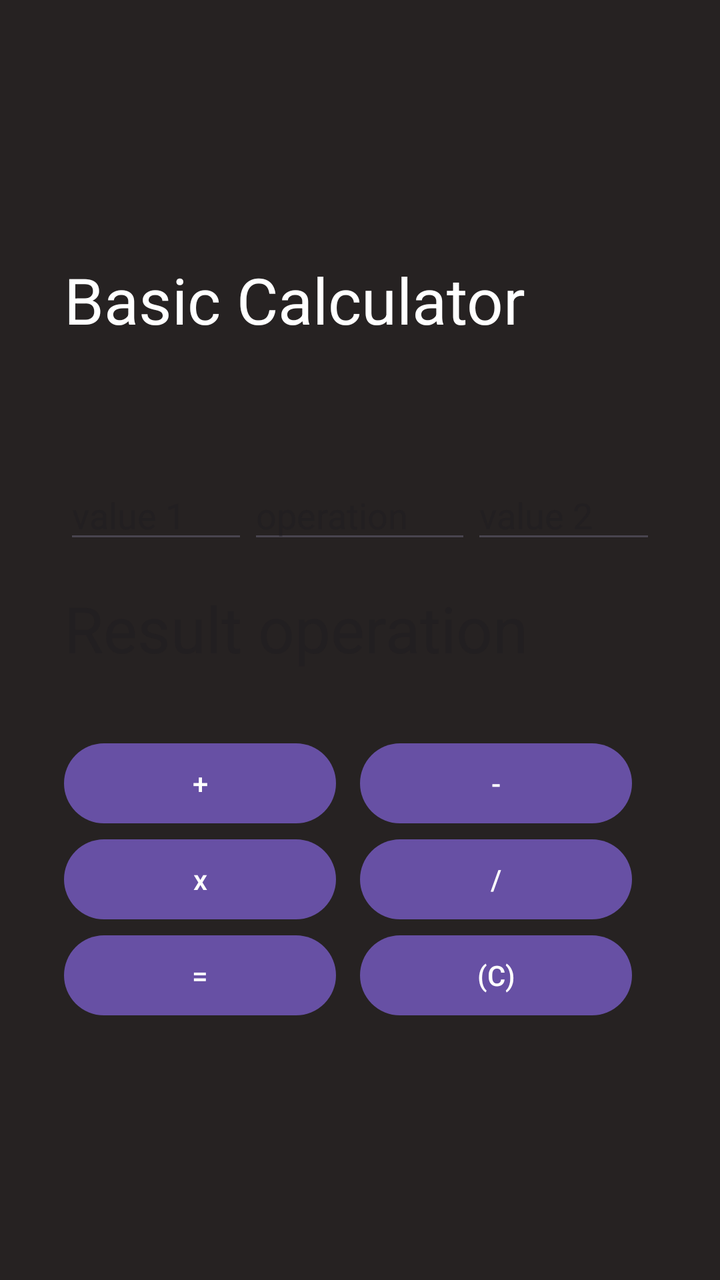
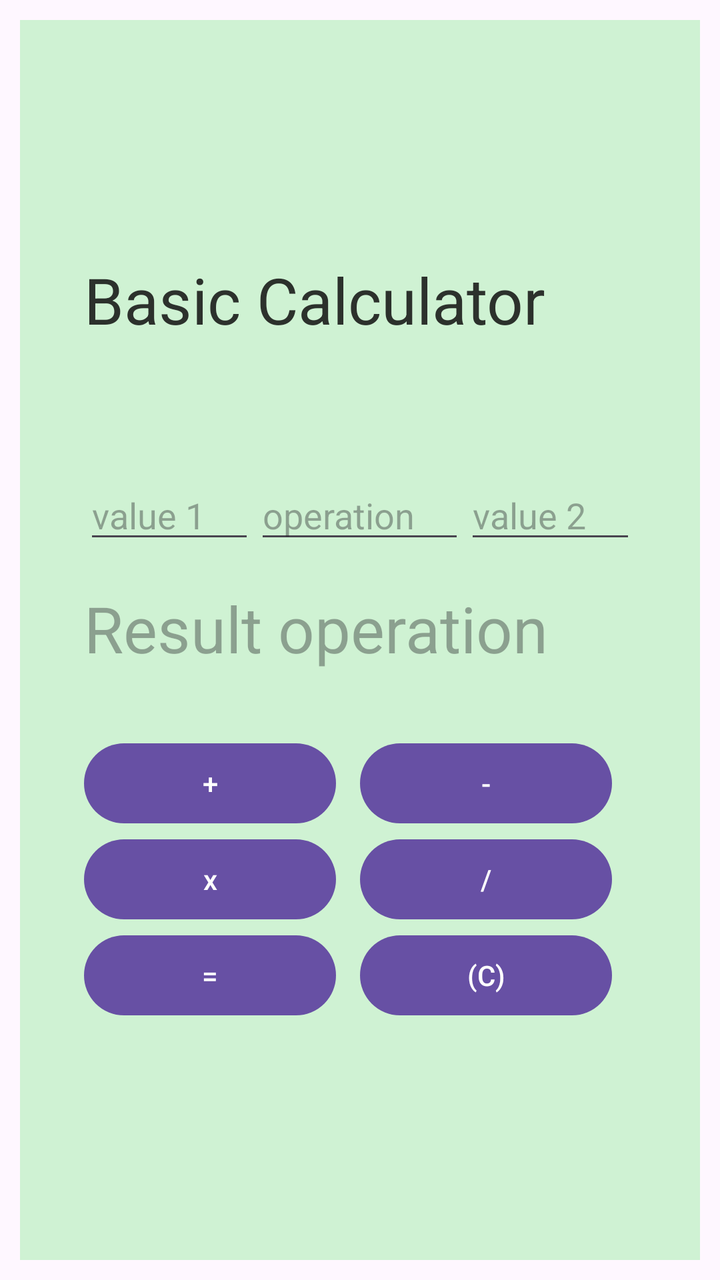

Two renders of the same Android screen: before a commit and after it. Below are the layout's source before the change and the commit's diff.
<!-- AndroidManifest.xml: application theme Theme.CalculatorKotlin -->
<!-- res/layout/activity_main.xml -->
<?xml version="1.0" encoding="utf-8"?>
<LinearLayout xmlns:android="http://schemas.android.com/apk/res/android"
    android:layout_width="match_parent"
    android:layout_height="match_parent"
    xmlns:app="http://schemas.android.com/apk/res-auto"
    xmlns:tools="http://schemas.android.com/tools"
    android:id="@+id/main"
    android:orientation="vertical"
    android:padding="32dp"
    android:gravity="center_vertical"
    android:background="#262222"
    android:windowSoftInputMode="stateHidden|adjustResize"
    android:exported="true"
    tools:context=".MainActivity">



    <LinearLayout
        android:layout_width="match_parent"
        android:layout_height="wrap_content"
        android:orientation="horizontal">

        <TextView
            android:layout_width="wrap_content"
            android:layout_height="wrap_content"
            android:layout_marginBottom="64dp"
            android:textSize="32sp"
            android:textColor="#FFFFFF"
            android:text="Basic Calculator"
            app:layout_constraintBottom_toBottomOf="parent"
            app:layout_constraintEnd_toEndOf="parent"
            app:layout_constraintStart_toStartOf="parent"
            app:layout_constraintTop_toTopOf="parent" />

    </LinearLayout>

    <LinearLayout
        android:layout_width="match_parent"
        android:layout_height="wrap_content"
        android:orientation="horizontal">

        <EditText
            android:layout_width="wrap_content"
            android:layout_height="wrap_content"
            android:id="@+id/value1"
            android:layout_marginBottom="16dp"
            android:layout_weight="1"
            android:text=""
            android:digits="0123456789."
            android:inputType="number"
            android:textColor="#FFFFFF"
            android:hint="value 1"
            app:layout_constraintBottom_toBottomOf="parent"
            app:layout_constraintEnd_toEndOf="parent"
            app:layout_constraintStart_toStartOf="parent"
            app:layout_constraintTop_toTopOf="parent" />

        <EditText
            android:layout_width="wrap_content"
            android:layout_height="wrap_content"
            android:id="@+id/symbolId"
            android:layout_marginBottom="16dp"
            android:layout_weight="1"
            android:textColor="#FFFFFF"
            android:hint="operation"
            android:text=""
            app:layout_constraintBottom_toBottomOf="parent"
            app:layout_constraintEnd_toEndOf="parent"
            app:layout_constraintStart_toStartOf="parent"
            app:layout_constraintTop_toTopOf="parent" />

        <EditText
            android:layout_width="wrap_content"
            android:layout_height="wrap_content"
            android:id="@+id/value2"
            android:layout_marginBottom="16dp"
            android:layout_weight="1"
            android:digits="0123456789."
            android:inputType="number"
            android:textColor="#FFFFFF"
            android:hint="value 2"
            android:text=""
            app:layout_constraintBottom_toBottomOf="parent"
            app:layout_constraintEnd_toEndOf="parent"
            app:layout_constraintStart_toStartOf="parent"
            app:layout_constraintTop_toTopOf="parent" />

    </LinearLayout>

    <LinearLayout
        android:layout_width="match_parent"
        android:layout_height="wrap_content"
        android:background="@drawable/custom_border"
        android:orientation="horizontal">

        <TextView
            android:layout_width="wrap_content"
            android:layout_height="wrap_content"
            android:layout_marginBottom="32dp"
            android:id="@+id/resultId"
            android:textSize="32sp"
            android:textColor="#FFFFFF"
            app:backgroundTint="#FFFFFF"
            android:hint="Result operation"
            app:layout_constraintBottom_toBottomOf="parent"
            app:layout_constraintEnd_toEndOf="parent"
            app:layout_constraintStart_toStartOf="parent"
            app:layout_constraintTop_toTopOf="parent" />

    </LinearLayout>

    <LinearLayout
        android:layout_width="match_parent"
        android:layout_height="wrap_content"
        android:orientation="horizontal">

        <Button
            android:layout_width="0dp"
            android:layout_height="wrap_content"
            android:layout_weight="1"
            android:text="+"
            android:id="@+id/addId"
            android:onClick="onCalculatorOperation"
            android:layout_marginRight="12dp" />

        <Button
            android:layout_width="0dp"
            android:layout_height="wrap_content"
            android:layout_weight="1"
            android:text="-"
            android:id="@+id/subsId"
            android:onClick="onCalculatorOperation"
            android:layout_marginRight="12dp" />

    </LinearLayout>

    <LinearLayout
        android:layout_width="match_parent"
        android:layout_height="wrap_content"
        android:orientation="horizontal">

        <Button
            android:layout_width="0dp"
            android:layout_height="wrap_content"
            android:layout_weight="1"
            android:onClick="onCalculatorOperation"
            android:text="x"
            android:id="@+id/multiplicationId"
            android:layout_marginRight="12dp" />

        <Button
            android:layout_width="0dp"
            android:layout_height="wrap_content"
            android:layout_weight="1"
            android:text="/"
            android:id="@+id/divisionId"
            android:onClick="onCalculatorOperation"
            android:layout_marginRight="12dp" />

    </LinearLayout>

    <LinearLayout
        android:layout_width="match_parent"
        android:layout_height="wrap_content"
        android:orientation="horizontal">

        <Button
            android:layout_width="0dp"
            android:layout_height="wrap_content"
            android:layout_weight="1"
            android:onClick="onResult"
            android:text="="
            android:layout_marginRight="12dp" />

        <Button
            android:layout_width="0dp"
            android:layout_height="wrap_content"
            android:layout_weight="1"
            android:onClick="onClearScreen"
            android:text="(C)"
            android:layout_marginRight="12dp" />

    </LinearLayout>


</LinearLayout>
<!-- resources referenced by this layout -->
<resources>
  <!-- drawable custom_border (drawable) -->
  <?xml version="1.0" encoding="utf-8"?>
  <selector xmlns:android="http://schemas.android.com/apk/res/android">
      <shape xmlns:android="http://schemas.android.com/apk/res/android"
          android:shape="rectangle">
  
          
  
          
          <stroke
              android:width="2dp"
              android:color="#cdcdcd" />
  
          
          <corners android:radius="4dp" />
      </shape>
  
  </selector>
  <style name="Theme.CalculatorKotlin" parent="Base.Theme.CalculatorKotlin" />
  <style name="Base.Theme.CalculatorKotlin" parent="Theme.Material3.DayNight.NoActionBar">
          
          
      </style>
</resources>

<!-- the commit's change to res/layout/activity_main.xml (unified diff, before → after) -->
@@ -1,4 +1,20 @@
 <?xml version="1.0" encoding="utf-8"?>
+<ScrollView
+    xmlns:android="http://schemas.android.com/apk/res/android"
+    android:layout_width="match_parent"
+    android:layout_height="match_parent"
+    android:fillViewport="true">
+    <RelativeLayout
+        android:layout_width="match_parent"
+        android:layout_height="wrap_content"
+        android:padding="10dp">
+    <RelativeLayout
+        android:layout_width="match_parent"
+        android:layout_height="wrap_content"
+        android:layout_above="@+id/mainLayout"
+        android:layout_alignParentTop="true"
+        android:id="@+id/headerLayout">
+
 <LinearLayout xmlns:android="http://schemas.android.com/apk/res/android"
     android:layout_width="match_parent"
     android:layout_height="match_parent"
@@ -8,7 +24,8 @@
     android:orientation="vertical"
     android:padding="32dp"
     android:gravity="center_vertical"
-    android:background="#262222"
+    android:background="#CFF2D3"
+    android:fitsSystemWindows="false"
     android:windowSoftInputMode="stateHidden|adjustResize"
     android:exported="true"
     tools:context=".MainActivity">
@@ -25,7 +42,7 @@
             android:layout_height="wrap_content"
             android:layout_marginBottom="64dp"
             android:textSize="32sp"
-            android:textColor="#FFFFFF"
+            android:textColor="#2C312C"
             android:text="Basic Calculator"
             app:layout_constraintBottom_toBottomOf="parent"
             app:layout_constraintEnd_toEndOf="parent"
@@ -48,7 +65,7 @@
             android:text=""
             android:digits="0123456789."
             android:inputType="number"
-            android:textColor="#FFFFFF"
+            android:textColor="#0C1B0F"
             android:hint="value 1"
             app:layout_constraintBottom_toBottomOf="parent"
             app:layout_constraintEnd_toEndOf="parent"
@@ -61,7 +78,7 @@
             android:id="@+id/symbolId"
             android:layout_marginBottom="16dp"
             android:layout_weight="1"
-            android:textColor="#FFFFFF"
+            android:textColor="#0C1B0F"
             android:hint="operation"
             android:text=""
             app:layout_constraintBottom_toBottomOf="parent"
@@ -77,7 +94,7 @@
             android:layout_weight="1"
             android:digits="0123456789."
             android:inputType="number"
-            android:textColor="#FFFFFF"
+            android:textColor="#0C1B0F"
             android:hint="value 2"
             android:text=""
             app:layout_constraintBottom_toBottomOf="parent"
@@ -99,8 +116,8 @@
             android:layout_marginBottom="32dp"
             android:id="@+id/resultId"
             android:textSize="32sp"
-            android:textColor="#FFFFFF"
-            app:backgroundTint="#FFFFFF"
+            android:textColor="#0C1B0F"
+            app:backgroundTint="#0C1B0F"
             android:hint="Result operation"
             app:layout_constraintBottom_toBottomOf="parent"
             app:layout_constraintEnd_toEndOf="parent"
@@ -182,5 +199,7 @@
 
     </LinearLayout>
 
-
-</LinearLayout>
+   </LinearLayout>
+    </RelativeLayout>
+    </RelativeLayout>
+</ScrollView>
